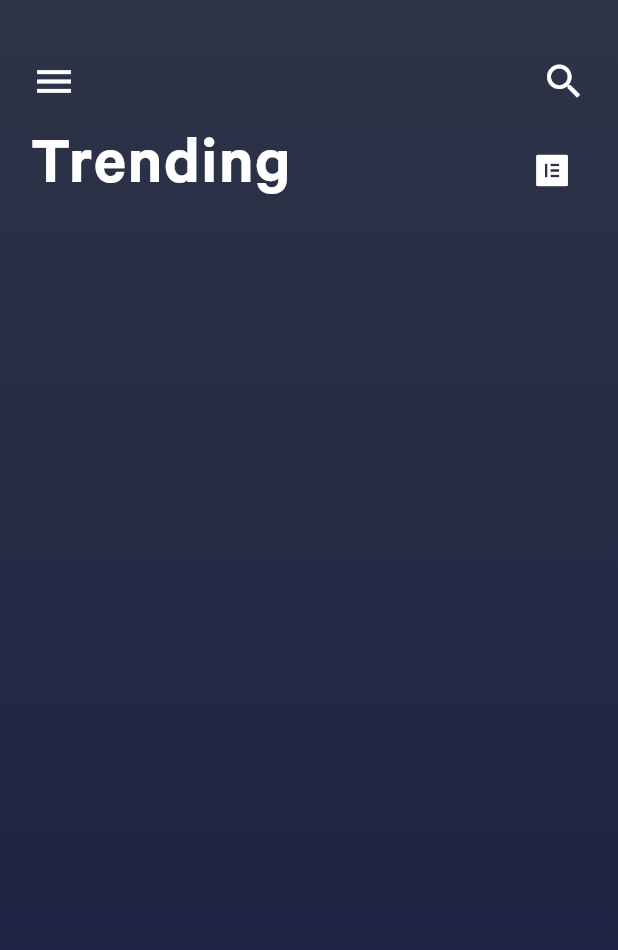
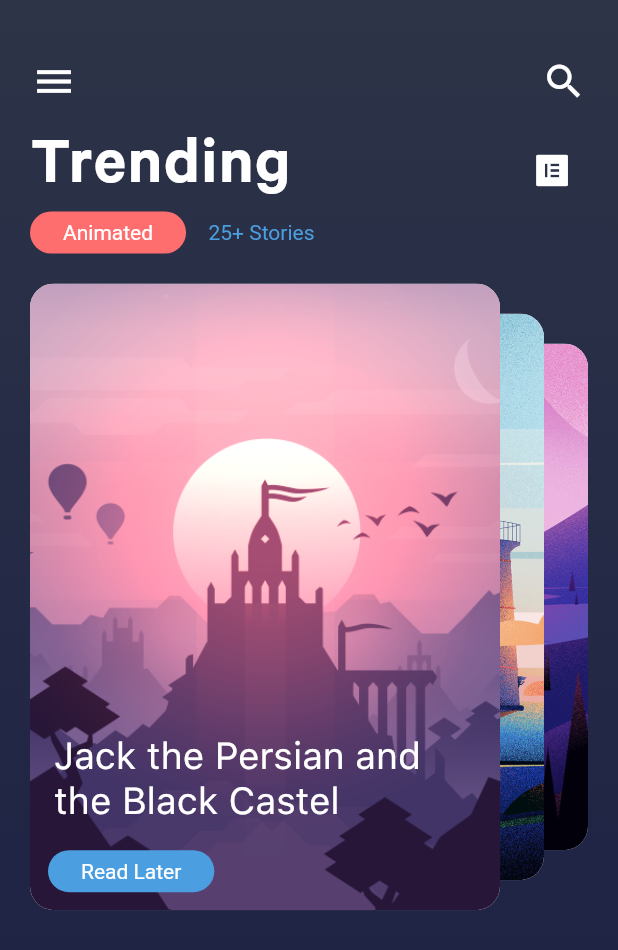
Before and after one commit to aniribe/Story_App_Flutter, a Flutter app: the screen it shows after launch, on a phone screen of 412 x 824 dp. Shown: the top 950 px of the screen. Run offline on Flutter 3.47's test engine with Material 2 defaults, Android fonts, the phone set to English and light mode, and no system bars; our stand-ins replace font_awesome_flutter.

Commit message:
Card Scroll Widget was added;

```diff
--- a/lib/config/app_colors.dart
+++ b/lib/config/app_colors.dart
@@ -2,7 +2,10 @@ import 'package:flutter/cupertino.dart';
 
 class AppColors {
   static Color darkBlue = Color(0xFF1B1E44);
-  static Color lightBlue = Color(0xFF2D3447);
+  static Color middleBlue = Color(0xFF2D3447);
+  static Color blueAccent = Color(0xFF4B9EDF);
 
   static Color white = Color(0xFFFFFFFF);
+
+  static Color pink = Color(0xFFff6e6e);
 }
--- a/lib/config/size_config.dart
+++ b/lib/config/size_config.dart
@@ -1,4 +1,9 @@
+import 'package:flutter/cupertino.dart';
+
 class SizeConfig {
   static double cardAspectRatio = 12.0 / 16.0;
   static double widgetAspectRatio = cardAspectRatio * 1.2;
+
+  static Widget verticalSpace(double height) => SizedBox(height: height);
+  static Widget horizontalSpace(double width) => SizedBox(width: width);
 }
--- a/lib/data/data.dart
+++ b/lib/data/data.dart
@@ -1,8 +1,8 @@
 List<String> images = [
-  "assets/image_04.jpg",
-  "assets/image_03.jpg",
-  "assets/image_02.jpg",
-  "assets/image_01.png",
+  "assets/images/image_04.jpg",
+  "assets/images/image_03.jpg",
+  "assets/images/image_02.jpg",
+  "assets/images/image_01.png",
 ];
 
 List<String> title = [
--- a/lib/views/home_page.dart
+++ b/lib/views/home_page.dart
@@ -3,7 +3,9 @@ import 'package:flutter/material.dart';
 import 'package:font_awesome_flutter/font_awesome_flutter.dart';
 import 'package:story_app_flutter/config/app_colors.dart';
 import 'package:story_app_flutter/config/custom_icon.dart';
+import 'package:story_app_flutter/config/size_config.dart';
 import 'package:story_app_flutter/data/data.dart';
+import 'package:story_app_flutter/widgets/card_scroll_widget.dart';
 
 class HomePage extends StatefulWidget {
   @override
@@ -31,7 +33,7 @@ class _HomePageState extends State<HomePage> {
           end: Alignment.topCenter,
           colors: [
             AppColors.darkBlue,
-            AppColors.lightBlue,
+            AppColors.middleBlue,
           ],
           tileMode: TileMode.clamp,
         ),
@@ -88,6 +90,49 @@ class _HomePageState extends State<HomePage> {
                   ],
                 ),
               ),
+              Padding(
+                padding: const EdgeInsets.only(left: 20.0),
+                child: Row(
+                  children: [
+                    Container(
+                      decoration: BoxDecoration(
+                        color: AppColors.pink,
+                        borderRadius: BorderRadius.circular(20.0),
+                      ),
+                      child: Padding(
+                        padding: const EdgeInsets.symmetric(
+                            horizontal: 22.0, vertical: 6.0),
+                        child: Center(
+                          child: Text('Animated',
+                              style: TextStyle(color: AppColors.white)),
+                        ),
+                      ),
+                    ),
+                    SizeConfig.horizontalSpace(15),
+                    Text(
+                      "25+ Stories",
+                      style: TextStyle(color: AppColors.blueAccent),
+                    ),
+                  ],
+                ),
+              ),
+              Stack(
+                children: [
+                  CardScrollWidget(
+                    currentPage: currentPage,
+                    widgetAspectRatio: (12.0 / 16.0) * 1.2,
+                  ),
+                  Positioned.fill(
+                      child: PageView.builder(
+                    itemCount: images.length,
+                    controller: pageController,
+                    reverse: true,
+                    itemBuilder: (context, index) {
+                      return Container();
+                    },
+                  ))
+                ],
+              ),
             ],
           ),
         ),
--- /dev/null
+++ b/lib/widgets/card_scroll_widget.dart
@@ -0,0 +1,117 @@
+import 'dart:math';
+
+import 'package:flutter/cupertino.dart';
+import 'package:flutter/material.dart';
+import 'package:story_app_flutter/config/app_colors.dart';
+import 'package:story_app_flutter/data/data.dart';
+
+class CardScrollWidget extends StatelessWidget {
+  var currentPage;
+  final double padding;
+  final double verticalInset;
+  final double widgetAspectRatio;
+
+  CardScrollWidget(
+      {required this.currentPage,
+      required this.widgetAspectRatio,
+      this.padding = 20,
+      this.verticalInset = 20});
+
+  @override
+  Widget build(BuildContext context) {
+    return AspectRatio(
+      aspectRatio: widgetAspectRatio,
+      child: LayoutBuilder(builder: (context, constraints) {
+        var width = constraints.maxWidth;
+        var height = constraints.maxHeight;
+
+        var safeWidth = width - 2 * padding;
+        var safeHeight = height - 2 * padding;
+
+        var heightOfPrimaryCard = safeHeight;
+        var widthOfPrimaryCard = heightOfPrimaryCard * (12.0 / 16.0);
+
+        var primaryCardLeft = safeWidth - widthOfPrimaryCard;
+        var horizontalInset = primaryCardLeft / 2;
+
+        List<Widget> cardList = [];
+
+        for (var i = 0; i < images.length; i++) {
+          var delta = i - currentPage;
+          bool isOnRight = delta > 0;
+
+          var start = padding +
+              max(
+                  primaryCardLeft -
+                      horizontalInset * -delta * (isOnRight ? 15 : 1),
+                  0.0);
+
+          var cardItem = Positioned.directional(
+            top: padding + verticalInset * max(-delta, 0.0),
+            bottom: padding + verticalInset * max(-delta, 0.0),
+            start: start,
+            textDirection: TextDirection.rtl,
+            child: ClipRRect(
+              borderRadius: BorderRadius.circular(16.0),
+              child: Container(
+                decoration: BoxDecoration(color: AppColors.white, boxShadow: [
+                  BoxShadow(
+                      color: Colors.black12,
+                      offset: Offset(3.0, 6.0),
+                      blurRadius: 10.0)
+                ]),
+                child: AspectRatio(
+                  aspectRatio: 12.0 / 16.0,
+                  child: Stack(
+                    fit: StackFit.expand,
+                    children: <Widget>[
+                      Image.asset(images[i], fit: BoxFit.cover),
+                      Align(
+                        alignment: Alignment.bottomLeft,
+                        child: Column(
+                          mainAxisSize: MainAxisSize.min,
+                          crossAxisAlignment: CrossAxisAlignment.start,
+                          children: <Widget>[
+                            Padding(
+                              padding: EdgeInsets.symmetric(
+                                  horizontal: 16.0, vertical: 8.0),
+                              child: Text(title[i],
+                                  style: TextStyle(
+                                      color: AppColors.white,
+                                      fontSize: 25.0,
+                                      fontFamily: "SF-Pro-Text-Regular")),
+                            ),
+                            SizedBox(
+                              height: 10.0,
+                            ),
+                            Padding(
+                              padding: const EdgeInsets.only(
+                                  left: 12.0, bottom: 12.0),
+                              child: Container(
+                                padding: EdgeInsets.symmetric(
+                                    horizontal: 22.0, vertical: 6.0),
+                                decoration: BoxDecoration(
+                                    color: AppColors.blueAccent,
+                                    borderRadius: BorderRadius.circular(20.0)),
+                                child: Text("Read Later",
+                                    style: TextStyle(color: AppColors.white)),
+                              ),
+                            )
+                          ],
+                        ),
+                      )
+                    ],
+                  ),
+                ),
+              ),
+            ),
+          );
+          cardList.add(cardItem);
+        }
+        return Stack(
+          children: cardList,
+        );
+      }),
+    );
+  }
+}
```
